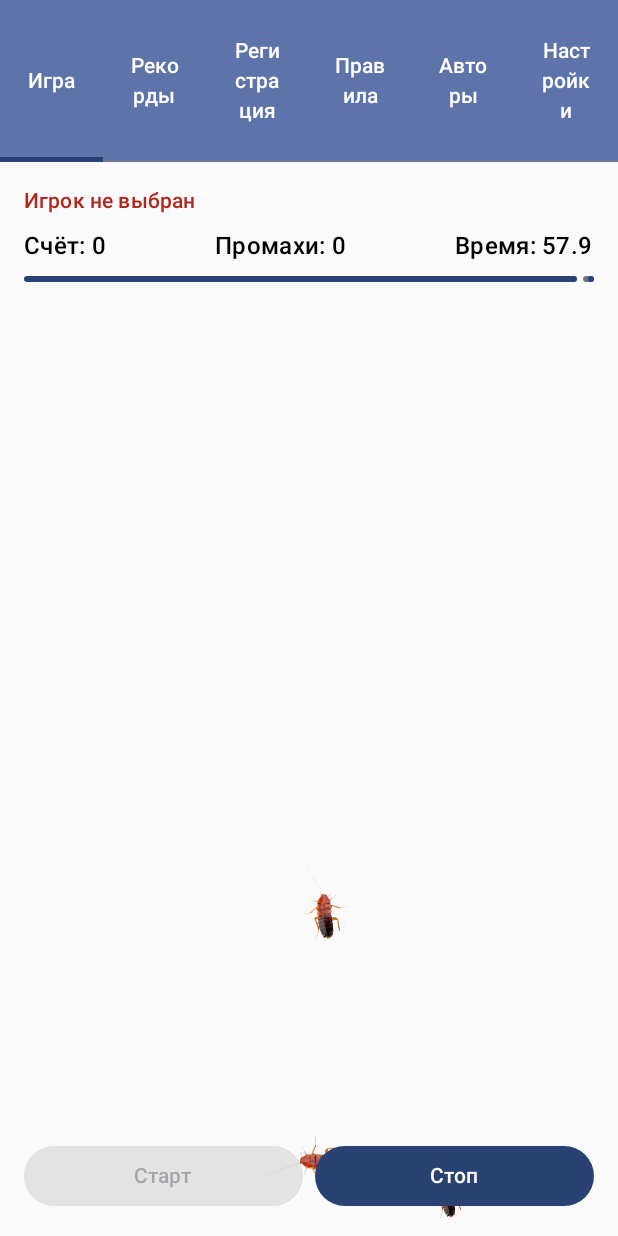
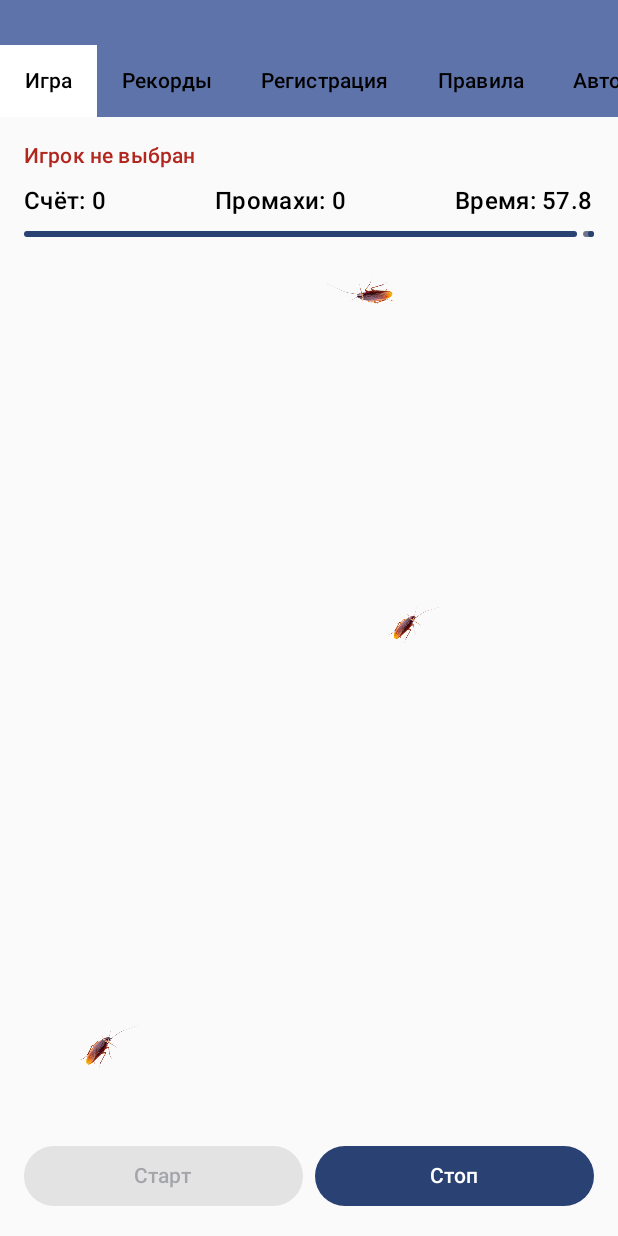
Before and after one commit to Nikolay-ux/mobile_devices, an Android app built with Jetpack Compose: the MainActivity screen opened directly, with no data from a screen before it, after a tap on "Старт", on a phone screen of 412 x 824 dp. Run offline under Robolectric (Android 15) with nearby library versions, the phone set to English and light mode, and no system bars.

Commit message:
Edit game details

```diff
--- a/app/build.gradle.kts
+++ b/app/build.gradle.kts
@@ -59,6 +59,9 @@ dependencies {
     implementation(libs.material3)
     implementation(libs.androidx.foundation.layout)
     implementation(libs.androidx.runtime)
+    implementation(libs.foundation.layout)
+    implementation(libs.material)
+    implementation(libs.androidx.foundation)
     testImplementation(libs.junit)
     androidTestImplementation(libs.androidx.junit)
     androidTestImplementation(libs.androidx.espresso.core)
--- a/app/src/main/java/com/example/myapplication1/ui/MainScreen.kt
+++ b/app/src/main/java/com/example/myapplication1/ui/MainScreen.kt
@@ -2,19 +2,25 @@ package com.example.myapplication1.ui
 
 
 import androidx.compose.foundation.background
+import androidx.compose.foundation.horizontalScroll
 import androidx.compose.foundation.layout.Column
+import androidx.compose.foundation.layout.Row
 import androidx.compose.foundation.layout.fillMaxSize
 import androidx.compose.foundation.layout.fillMaxWidth
 import androidx.compose.foundation.layout.padding
+import androidx.compose.foundation.pager.HorizontalPager
+import androidx.compose.foundation.pager.rememberPagerState
+import androidx.compose.foundation.rememberScrollState
 import androidx.compose.material3.MaterialTheme
 import androidx.compose.material3.Tab
-import androidx.compose.material3.TabRow
 import androidx.compose.material3.Text
 import androidx.compose.runtime.Composable
+import androidx.compose.runtime.LaunchedEffect
 import androidx.compose.runtime.getValue
-import androidx.compose.runtime.mutableStateOf
+import androidx.compose.runtime.mutableIntStateOf
 import androidx.compose.runtime.remember
 import androidx.compose.runtime.setValue
+import androidx.compose.runtime.snapshotFlow
 import androidx.compose.ui.Modifier
 import androidx.compose.ui.unit.dp
 import com.example.myapplication1.ui.tabs.Authors
@@ -22,61 +28,118 @@ import com.example.myapplication1.ui.tabs.RegForm
 import com.example.myapplication1.ui.tabs.Rules
 import com.example.myapplication1.ui.tabs.Settings
 import com.example.myapplication1.ui.tabs.Game
-import com.example.myapplication1.ui.tabs.Players
 import com.example.myapplication1.ui.tabs.HighScores
+import kotlinx.coroutines.flow.distinctUntilChanged
+import kotlinx.coroutines.flow.filter
 
 @Composable
 fun MainScreen() {
-    var selectedTab by remember { mutableStateOf(0) }
+    var selectedTab by remember { mutableIntStateOf(0) }
+    val scrollState = rememberScrollState()
+
+    val pagerState = rememberPagerState(
+        pageCount = { 6 },
+        initialPage = 0
+    )
+
+    LaunchedEffect(pagerState) {
+        snapshotFlow { pagerState.currentPage to pagerState.isScrollInProgress }
+            .distinctUntilChanged()
+            .filter { (_, isScrollInProgress) -> !isScrollInProgress }
+            .collect { (currentPage, _) ->
+                if (currentPage != selectedTab) {
+                    selectedTab = currentPage
+                }
+            }
+    }
+
+    LaunchedEffect(selectedTab) {
+        if (pagerState.currentPage != selectedTab) {
+            pagerState.animateScrollToPage(selectedTab)
+        }
+    }
 
     Column(modifier = Modifier.fillMaxSize()) {
-        TabRow(
-            selectedTabIndex = selectedTab,
-            modifier = Modifier.fillMaxWidth(),
-            containerColor = MaterialTheme.colorScheme.primaryContainer,
-            contentColor = MaterialTheme.colorScheme.onPrimaryContainer
+        Row(
+            modifier = Modifier.fillMaxWidth()
+                .horizontalScroll(scrollState)
+                .background(MaterialTheme.colorScheme.primaryContainer),
         ) {
             Tab(
                 text = { Text("Игра") },
-                modifier = Modifier.padding(0.dp, 30.dp),
                 selected = selectedTab == 0,
-                onClick = { selectedTab = 0 }
+                onClick = { selectedTab = 0 },
+                modifier = Modifier.padding(top = 30.dp)
+                    .background(color = if (selectedTab == 0) {
+                        MaterialTheme.colorScheme.onPrimaryContainer
+                    } else {
+                        MaterialTheme.colorScheme.primaryContainer
+                    })
             )
-//            Tab(
-//                text = { Text("Игроки") },
-//                selected = selectedTab == 1,
-//                onClick = { selectedTab = 1 }
-//            )
             Tab(
                 text = { Text("Рекорды") },
                 selected = selectedTab == 1,
-                onClick = { selectedTab = 1 }
+                onClick = { selectedTab = 1 },
+                modifier = Modifier.padding( top = 30.dp)
+                    .background(color = if (selectedTab == 1) {
+                        MaterialTheme.colorScheme.onPrimaryContainer
+                    } else {
+                        MaterialTheme.colorScheme.primaryContainer
+                    })
             )
             Tab(
                 text = { Text("Регистрация") },
                 selected = selectedTab == 2,
-                onClick = { selectedTab = 2 }
+                onClick = { selectedTab = 2 },
+                modifier = Modifier.padding( top = 30.dp)
+                    .background(color = if (selectedTab == 2) {
+                        MaterialTheme.colorScheme.onPrimaryContainer
+                    } else {
+                        MaterialTheme.colorScheme.primaryContainer
+                    })
             )
             Tab(
                 text = { Text("Правила") },
                 selected = selectedTab == 3,
-                onClick = { selectedTab = 3 }
+                onClick = { selectedTab = 3 },
+                modifier = Modifier.padding( top = 30.dp)
+                    .background(color = if (selectedTab == 3) {
+                        MaterialTheme.colorScheme.onPrimaryContainer
+                    } else {
+                        MaterialTheme.colorScheme.primaryContainer
+                    })
             )
             Tab(
                 text = { Text("Авторы") },
                 selected = selectedTab == 4,
-                onClick = { selectedTab = 4 }
+                onClick = { selectedTab = 4 },
+                modifier = Modifier.padding( top = 30.dp)
+                    .background(color = if (selectedTab == 4) {
+                        MaterialTheme.colorScheme.onPrimaryContainer
+                    } else {
+                        MaterialTheme.colorScheme.primaryContainer
+                    })
             )
             Tab(
                 text = { Text("Настройки") },
                 selected = selectedTab == 5,
-                onClick = { selectedTab = 5 }
+                onClick = { selectedTab = 5 },
+                modifier = Modifier.padding( top = 30.dp)
+                    .background(color = if (selectedTab == 5) {
+                        MaterialTheme.colorScheme.onPrimaryContainer
+                    } else {
+                        MaterialTheme.colorScheme.primaryContainer
+                    })
             )
         }
 
-        when (selectedTab) {
+        HorizontalPager(
+            state = pagerState,
+            modifier = Modifier
+                .fillMaxSize()
+        ) { page ->
+            when (page) {
                 0 -> Game()
-//            1 -> Players()
                 1 -> HighScores()
                 2 -> RegForm()
                 3 -> Rules()
@@ -85,3 +148,4 @@ fun MainScreen() {
             }
         }
     }
+}
--- a/app/src/main/java/com/example/myapplication1/ui/tabs/Game.kt
+++ b/app/src/main/java/com/example/myapplication1/ui/tabs/Game.kt
@@ -1,5 +1,6 @@
 package com.example.myapplication1.ui.tabs
 
+import android.annotation.SuppressLint
 import android.util.Log
 import androidx.compose.animation.core.animateFloatAsState
 import androidx.compose.foundation.Image
@@ -10,7 +11,6 @@ import androidx.compose.foundation.layout.Column
 import androidx.compose.foundation.layout.Row
 import androidx.compose.foundation.layout.fillMaxSize
 import androidx.compose.foundation.layout.fillMaxWidth
-import androidx.compose.foundation.layout.offset
 import androidx.compose.foundation.layout.padding
 import androidx.compose.foundation.layout.size
 import androidx.compose.material3.Button
@@ -28,12 +28,10 @@ import androidx.compose.ui.graphics.graphicsLayer
 import androidx.compose.ui.platform.LocalConfiguration
 import androidx.compose.ui.platform.LocalDensity
 import androidx.compose.ui.res.painterResource
-import androidx.compose.ui.unit.IntOffset
 import androidx.compose.ui.unit.dp
 import com.example.myapplication1.R
 import com.example.myapplication1.model.GameData
 import kotlinx.coroutines.delay
-import kotlin.math.roundToInt
 import kotlin.random.Random
 import androidx.compose.material3.ProgressIndicatorDefaults
 import androidx.compose.ui.input.pointer.pointerInput
@@ -54,6 +52,7 @@ data class Bug(
     val imageRes: Int
 )
 
+@SuppressLint("ConfigurationScreenWidthHeight", "DefaultLocale")
 @Composable
 fun Game() {
     Log.d("GameTab", "GameTab recomposed")
@@ -68,7 +67,7 @@ fun Game() {
     val topPaddingDp = 0.dp
     val topPaddingPx = with(density) { topPaddingDp.toPx() }
 
-    val bottomPaddingDp = 200.dp
+    val bottomPaddingDp = 270.dp
     val bottomPaddingPx = with(density) { bottomPaddingDp.toPx() }
     val screenHeightPx = with(density) { (screenHeightDp).dp.toPx() }
 
@@ -93,8 +92,6 @@ fun Game() {
         val speedFactor = (GameData.speed / 5.0f).coerceAtLeast(0.5f)
         val maxSpeed = 5f * speedFactor
 
-        val x = Random.nextFloat() * (screenWidthPx - sizePx)
-        val y = topPaddingPx + Random.nextFloat() * (gameAreaHeightPx - sizePx)
         return Bug(
             id = Random.nextInt(),
             initialX = Random.nextFloat() * (screenWidthPx - sizePx),
@@ -124,6 +121,7 @@ fun Game() {
     }
 
     LaunchedEffect(gameActive) {
+        val targetTime = 1000L / 16
         while (gameActive) {
             bugs.forEach { bug ->
                 val currentX = bugPositions[bug.id]?.first ?: bug.initialX
@@ -151,7 +149,7 @@ fun Game() {
 
                 bugPositions[bug.id] = Pair(newX, newY)
             }
-            delay(16)
+            delay(targetTime)
         }
     }
 
@@ -226,7 +224,7 @@ fun Game() {
         }
 
         LinearProgressIndicator(
-            progress = timeProgress,
+            progress = { timeProgress },
             modifier = Modifier.fillMaxWidth(),
             color = ProgressIndicatorDefaults.linearColor,
             trackColor = ProgressIndicatorDefaults.linearTrackColor,
@@ -253,7 +251,8 @@ fun Game() {
                                     val hitBoxPaddingPx = with(density) { hitBoxPadding.toPx() }
 
                                     if (tapX >= bugX - hitBoxPaddingPx && tapX <= bugX + sizePx + hitBoxPaddingPx &&
-                                        tapY >= bugY - hitBoxPaddingPx && tapY <= bugY + sizePx + hitBoxPaddingPx) {
+                                        tapY >= bugY - hitBoxPaddingPx && tapY <= bugY + sizePx + hitBoxPaddingPx
+                                    ) {
                                         bugs.removeAt(i)
                                         bugPositions.remove(bug.id)
                                         score += 10
@@ -277,9 +276,13 @@ fun Game() {
                 val imageModifier = remember(currentX, currentY, bug.dx, bug.dy) {
                     Modifier
                         .size(bug.size.dp)
-                        .offset { IntOffset(currentX.roundToInt(), currentY.roundToInt()) }
                         .graphicsLayer(
-                            rotationZ = (kotlin.math.atan2(bug.dy, bug.dx) * 180 / kotlin.math.PI).toFloat()
+                            translationX = currentX,
+                            translationY = currentY,
+                            rotationZ = (kotlin.math.atan2(
+                                bug.dy,
+                                bug.dx
+                            ) * 180 / kotlin.math.PI).toFloat()
                         )
                 }
 
--- a/app/src/main/java/com/example/myapplication1/ui/tabs/HighScores.kt
+++ b/app/src/main/java/com/example/myapplication1/ui/tabs/HighScores.kt
@@ -10,7 +10,6 @@ import androidx.compose.material3.Card
 import androidx.compose.material3.CardDefaults
 import androidx.compose.material3.ExperimentalMaterial3Api
 import androidx.compose.material3.ListItem
-import androidx.compose.material3.MaterialTheme
 import androidx.compose.material3.Scaffold
 import androidx.compose.material3.Text
 import androidx.compose.material3.TopAppBar
@@ -45,7 +44,7 @@ fun HighScores() {
 
     LaunchedEffect(Unit) {
         loading = true
-        topScores = withContext(Dispatchers.IO) { repository.getTopScores(50) } // Получаем топ 50
+        topScores = withContext(Dispatchers.IO) { repository.getTopScoresPerPlayer() }
         val allPlayers = withContext(Dispatchers.IO) { repository.getAllPlayers() }
         playersMap = allPlayers.associateBy { it.playerId }
         loading = false
--- a/app/src/main/java/com/example/myapplication1/ui/tabs/Settings.kt
+++ b/app/src/main/java/com/example/myapplication1/ui/tabs/Settings.kt
@@ -19,10 +19,8 @@ import androidx.compose.material3.Text
 import androidx.compose.runtime.Composable
 import androidx.compose.runtime.LaunchedEffect
 import androidx.compose.runtime.getValue
-import androidx.compose.runtime.mutableIntStateOf
 import androidx.compose.runtime.mutableStateOf
 import androidx.compose.runtime.remember
-import androidx.compose.runtime.saveable.rememberSaveable
 import androidx.compose.runtime.setValue
 import androidx.compose.ui.Alignment
 import androidx.compose.ui.Modifier
--- a/gradle/libs.versions.toml
+++ b/gradle/libs.versions.toml
@@ -18,6 +18,9 @@ material3Version = "1.4.0"
 foundationLayoutVersion = "1.9.2"
 runtimeVersion = "1.9.3"
 playServicesGames = "24.0.0"
+androidxFoundationLayout = "1.9.4"
+material = "1.13.0"
+foundationVersion = "1.9.4"
 
 [libraries]
 androidx-core-ktx = { group = "androidx.core", name = "core-ktx", version.ref = "coreKtx" }
@@ -44,6 +47,9 @@ material3 = { group = "androidx.compose.material3", name = "material3", version.
 androidx-foundation-layout = { group = "androidx.compose.foundation", name = "foundation-layout", version.ref = "foundationLayoutVersion" }
 androidx-runtime = { group = "androidx.compose.runtime", name = "runtime", version.ref = "runtimeVersion" }
 play-services-games = { group = "com.google.android.gms", name = "play-services-games", version.ref = "playServicesGames" }
+foundation-layout = { group = "androidx.compose.foundation", name = "foundation-layout", version.ref = "androidxFoundationLayout" }
+material = { group = "com.google.android.material", name = "material", version.ref = "material" }
+androidx-foundation = { group = "androidx.compose.foundation", name = "foundation", version.ref = "foundationVersion" }
 
 [plugins]
 android-application = { id = "com.android.application", version.ref = "agp" }
```
Also changed, not shown: app/src/main/java/com/example/myapplication1/database/HighScoreDao.kt (+13 -1 lines), app/src/main/java/com/example/myapplication1/repository/GameRepository.kt (+2 -10 lines), app/src/main/java/com/example/myapplication1/ui/tabs/Players.kt (deleted, +0 -207 lines), app/src/main/java/com/example/myapplication1/ui/tabs/RegForm.kt (+26 -17 lines). Lines whose indentation alone changed are shown as unchanged.
